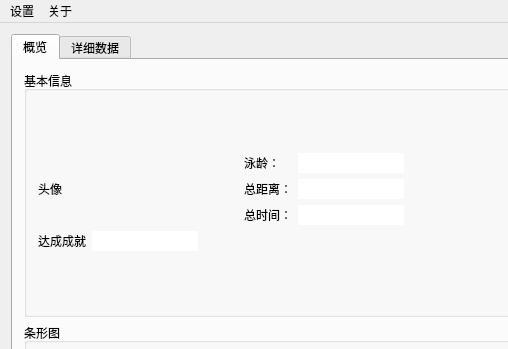
The window that code/SwimmingPerformance/mainwindow.ui (xinyuewodi/SwimmingPerformance) describes before a commit, drawn with Qt 5; both pictures show x 0 to 508 and y 0 to 349 of the 726 by 614 pixel window.
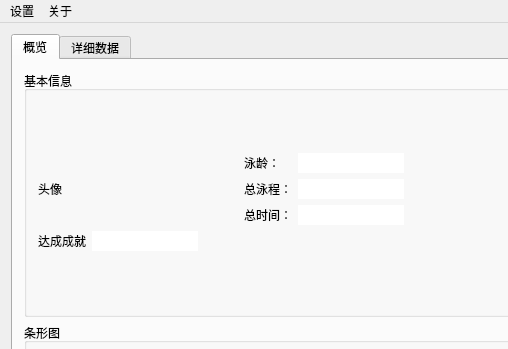
The same window after the commit. The open tabs and pages were chosen to show the change. Icons and pictures are not drawn.

Commit message: 自动计算并显示 总泳程

Diff of the .ui file:
```diff
--- a/code/SwimmingPerformance/mainwindow.ui
+++ b/code/SwimmingPerformance/mainwindow.ui
@@ -55,7 +55,7 @@
                 <enum>Qt::LeftToRight</enum>
                </property>
                <property name="text">
-                <string>总距离：</string>
+                <string>总泳程：</string>
                </property>
                <property name="buddy">
                 <cstring>lineEdit_totalDistance</cstring>
```
Left out of the diff: 17 changed lines with no effect on the pictures. The commit also changes 4 other files.
